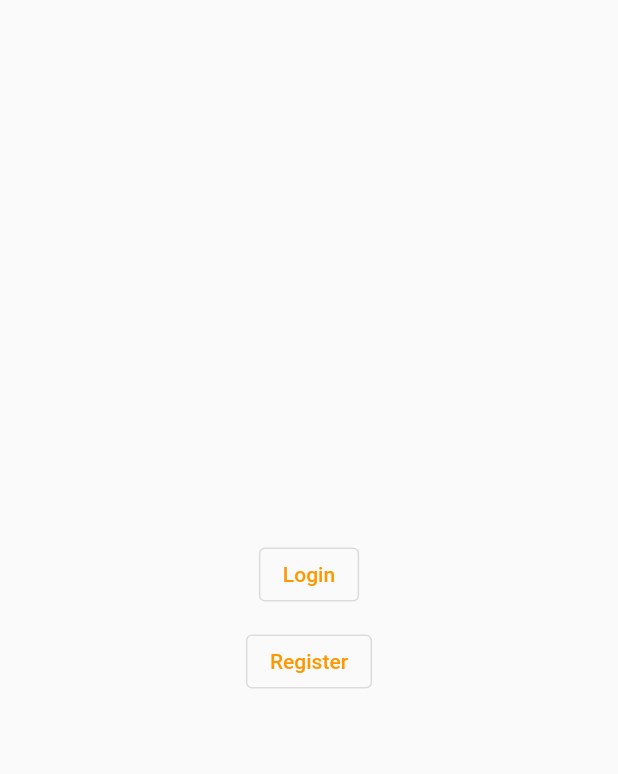
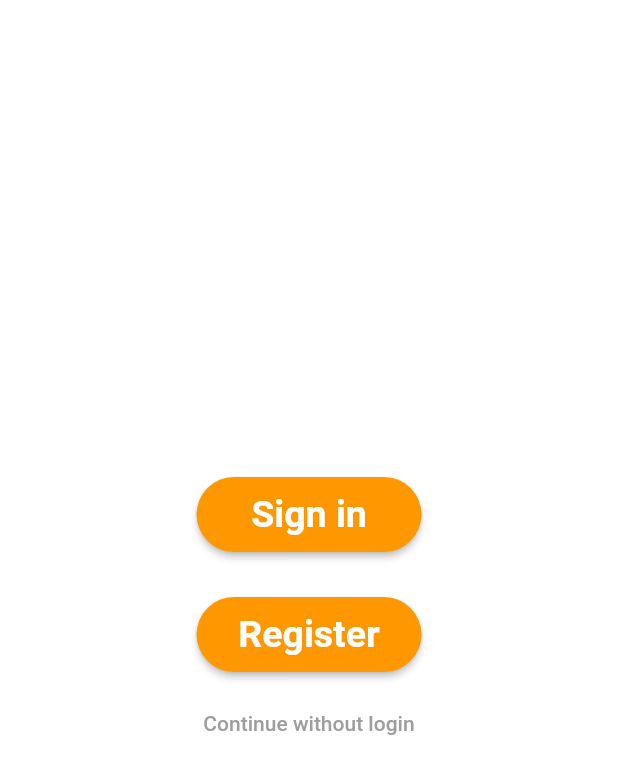
Before and after one commit to gikKid/SimplePlanner, a Flutter app: the screen it shows after launch, on a phone screen of 412 x 824 dp. Shown: the top 774 px of the screen. Run offline on Flutter 3.47's test engine with Material 2 defaults, Android fonts, the phone set to English and light mode, and no system bars; our stand-ins replace shared_preferences.

Commit message:
create register screen - it needs refactor!!!, add some logic when entered to main screen

```diff
--- a/lib/application/my_app.dart
+++ b/lib/application/my_app.dart
@@ -1,7 +1,9 @@
 import 'package:flutter/material.dart';
 import 'package:todo_application/domain/constants.dart';
-import 'package:todo_application/ui/widgets/login_widget.dart';
-import 'package:todo_application/ui/widgets/starting_widget.dart';
+import 'package:todo_application/ui/widgets/sreens/login_widget.dart';
+import 'package:todo_application/ui/widgets/sreens/main_widget.dart';
+import 'package:todo_application/ui/widgets/sreens/register_widget.dart';
+import 'package:todo_application/ui/widgets/sreens/starting_widget.dart';
 
 class MyApp extends StatelessWidget {
   const MyApp({super.key});
@@ -19,10 +21,22 @@ class MyApp extends StatelessWidget {
           return PageRouteBuilder(
               pageBuilder: (context, animation1, animation2) =>
                   LoginWidget.create());
+        } else if (settings.name == mainWidgetRouterName) {
+          return PageRouteBuilder(
+              pageBuilder: (context, animation1, animation2) =>
+                  MainWidget.create());
+        } else if (settings.name == registerWidgetRouterName) {
+          return PageRouteBuilder(
+              pageBuilder: (context, animation1, animation2) =>
+                  RegisterWidget.create());
         }
+
       },
-      theme: ThemeData(primaryColor: Colors.orange),
-      home: StartingWidget.create(), //FIXING: Make loader widget w/ logic if user was logged or entered
+      theme: ThemeData(
+          primaryColor: Colors.orange, scaffoldBackgroundColor: Colors.white),
+      darkTheme: ThemeData(primaryColor: Colors.orange,backgroundColor: Colors.black),
+      home: StartingWidget
+          .create(),
     );
   }
 }
--- a/lib/domain/constants.dart
+++ b/lib/domain/constants.dart
@@ -1,8 +1,17 @@
+import 'package:flutter/material.dart';
+
 const startingWidgetRouterName = "starting";
 const loginWidgetRouterName = "login";
 const registerWidgetRouterName = "register";
-  const loginTitleButton = "Login";
+const mainWidgetRouterName = "main_Route";
+const loginTitleButton = "Sign in";
 const registerTitleButton = "Register";
 const titleNameApp = "Simple planner";
 const passwordTitle = "Password";
 const loginTitle = "Login";
+const skipButtonTitle = "Continue without login";
+const isEnteredKey = "entered";
+const usernameTitle = "Username";
+const emailTitle = "Email";
+const confirmPasswordTitle = "Confirm password";
+const confirmTitle = "Confirm";
--- a/lib/ui/navigation/main_navigation.dart
+++ b/lib/ui/navigation/main_navigation.dart
@@ -1,7 +1,7 @@
-import 'package:flutter/cupertino.dart';
 import 'package:todo_application/domain/constants.dart';
+import 'package:flutter/material.dart';
 
-class MainNavigation { //FIXING: fix navigation push
+class MainNavigation {
   static void showLoginScreen(BuildContext context) {
     Navigator.of(context).pushNamed(loginWidgetRouterName);
   }
@@ -9,4 +9,8 @@ class MainNavigation { //FIXING: fix navigation push
   static void showRegisterScreen(BuildContext context) {
     Navigator.of(context).pushNamed(registerWidgetRouterName);
   }
+
+  static void showMainScreen(BuildContext context) {
+    Navigator.of(context).pushNamedAndRemoveUntil(mainWidgetRouterName, (route) => false);
+  }
 }
--- /dev/null
+++ b/lib/ui/widgets/sreens/starting_widget.dart
@@ -0,0 +1,117 @@
+import 'package:flutter/material.dart';
+import 'package:provider/provider.dart';
+import 'package:shared_preferences/shared_preferences.dart';
+import 'package:todo_application/domain/constants.dart';
+import 'package:todo_application/ui/navigation/main_navigation.dart';
+
+class _ViewModel {
+  static double buttonWidth = 150;
+  static double buttonHeight = 50;
+
+  BuildContext context;
+
+  final startingButtonStyle = ElevatedButton.styleFrom(
+      textStyle: const TextStyle(fontSize: 25, fontWeight: FontWeight.bold),
+      padding: const EdgeInsets.all(10),
+      fixedSize: Size(buttonWidth, buttonHeight),
+      backgroundColor: Colors.orange,
+      foregroundColor: Colors.white,
+      shape: const StadiumBorder());
+
+  final sharedPreferences = SharedPreferences.getInstance();
+
+  _ViewModel(this.context) {
+    didLoad();
+  }
+
+  void onLoginButtonPressed(BuildContext context) {
+    MainNavigation.showLoginScreen(context);
+  }
+
+  void onRegisterButtonPressed(BuildContext context) {
+    MainNavigation.showRegisterScreen(context);
+  }
+
+  Future<void> didLoad() async {
+    // final isEntered = (await sharedPreferences).getBool(isEnteredKey);
+    // if (isEntered != null && isEntered) {
+    //   MainNavigation.showMainScreen(context);
+    // }
+  }
+
+  Future<void> onSkipLoginButtonPressed() async {
+    (await sharedPreferences).setBool(isEnteredKey, true);
+    MainNavigation.showMainScreen(context);
+  }
+}
+
+class StartingWidget extends StatelessWidget {
+  const StartingWidget({super.key});
+
+  static Widget create() {
+    return Provider(create: (context) => _ViewModel(context), child: const StartingWidget());
+  }
+
+  @override
+  Widget build(BuildContext context) {
+    return Scaffold(
+      body: Padding(
+        padding: const EdgeInsets.all(15),
+        child: Center(
+          child: Column(
+            mainAxisSize: MainAxisSize.min,
+            children: const [
+              _LoginButtonWidget(),
+              SizedBox(height: 30),
+              _RegisterButtonWidget(),
+              SizedBox(height: 10),
+              _SkipLoginButton()
+            ],
+          ),
+        ),
+      ),
+    );
+  }
+}
+
+class _LoginButtonWidget extends StatelessWidget { //FUTURE: Create reusable starting buttons
+  const _LoginButtonWidget({super.key});
+
+  @override
+  Widget build(BuildContext context) {
+    final model = context.read<_ViewModel>();
+    return ElevatedButton(
+        onPressed: () => model.onLoginButtonPressed(context),
+        style: model.startingButtonStyle,
+        child: const Text(loginTitleButton));
+  }
+}
+
+class _RegisterButtonWidget extends StatelessWidget {
+  const _RegisterButtonWidget({super.key});
+
+  @override
+  Widget build(BuildContext context) {
+    final model = context.read<_ViewModel>();
+
+    return ElevatedButton(
+        onPressed: () => model.onRegisterButtonPressed(context),
+        style: model.startingButtonStyle,
+        child: const Text(registerTitleButton));
+  }
+}
+
+class _SkipLoginButton extends StatelessWidget {
+  const _SkipLoginButton({super.key});
+
+  @override
+  Widget build(BuildContext context) {
+    final model = context.read<_ViewModel>();
+    return TextButton(
+        onPressed: () => model.onSkipLoginButtonPressed.call(),
+        child: const Text(
+          skipButtonTitle,
+          style: TextStyle(color: Colors.grey),
+        ));
+  }
+}
--- a/lib/ui/widgets/starting_widget.dart
+++ /dev/null
@@ -1,69 +0,0 @@
-import 'package:flutter/material.dart';
-import 'package:provider/provider.dart';
-import 'package:todo_application/domain/constants.dart';
-import 'package:todo_application/ui/navigation/main_navigation.dart';
-
-class _ViewModel {
-
-  void onLoginButtonPressed(BuildContext context) {
-    MainNavigation.showLoginScreen(context);
-  }
-
-  void onRegisterButtonPressed(BuildContext context) {
-    MainNavigation.showRegisterScreen(context);
-  }
-}
-
-class StartingWidget extends StatelessWidget {
-  const StartingWidget({super.key});
-
-  static Widget create() {
-    return Provider(
-        create: (_) => _ViewModel(), child: const StartingWidget());
-  }
-
-  @override
-  Widget build(BuildContext context) {
-    return Scaffold(
-      body: Padding(
-        padding: const EdgeInsets.all(15),
-        child: Center(
-          child: Column(
-            mainAxisSize: MainAxisSize.min,
-            children: const [
-              _LoginButtonWidget(),
-              SizedBox(height: 10),
-              _RegisterButtonWidget()
-            ],
-          ),
-        ),
-      ),
-    );
-  }
-}
-
-class _LoginButtonWidget extends StatelessWidget {
-  const _LoginButtonWidget({super.key});
-
-  @override
-  Widget build(BuildContext context) {
-    final model = context.read<_ViewModel>();
-    return OutlinedButton(onPressed: () => model.onLoginButtonPressed(context),
-    child: const Text(loginTitleButton,style: TextStyle(color: Colors.orange))
-    );
-  }
-}
-
-class _RegisterButtonWidget extends StatelessWidget {
-  const _RegisterButtonWidget({super.key});
-
-
-  @override
-  Widget build(BuildContext context) {
-    final model = context.read<_ViewModel>();
-
-    return OutlinedButton(onPressed: () => model.onRegisterButtonPressed(context),
-    child: const Text(registerTitleButton,style: TextStyle(color: Colors.orange))
-    );
-  }
-}
--- a/pubspec.yaml
+++ b/pubspec.yaml
@@ -34,6 +34,7 @@ dependencies:
   # flutter_secure_storage: ^6.0.0
   json_annotation: ^4.0.0
   provider: ^5.0.0
+  shared_preferences: ^2.0.6
 
 
   # The following adds the Cupertino Icons font to your application.
```
Also changed, not shown: lib/ui/widgets/sreens/login_widget.dart (renamed from lib/ui/widgets/login_widget.dart, +20 -6 lines), lib/ui/widgets/sreens/main_widget.dart (added, +27 -0 lines), lib/ui/widgets/sreens/register_widget.dart (added, +179 -0 lines), lib/ui/widgets/register_widget.dart (deleted), pubspec.lock, 1 other file. Lines whose indentation alone changed are shown as unchanged.
